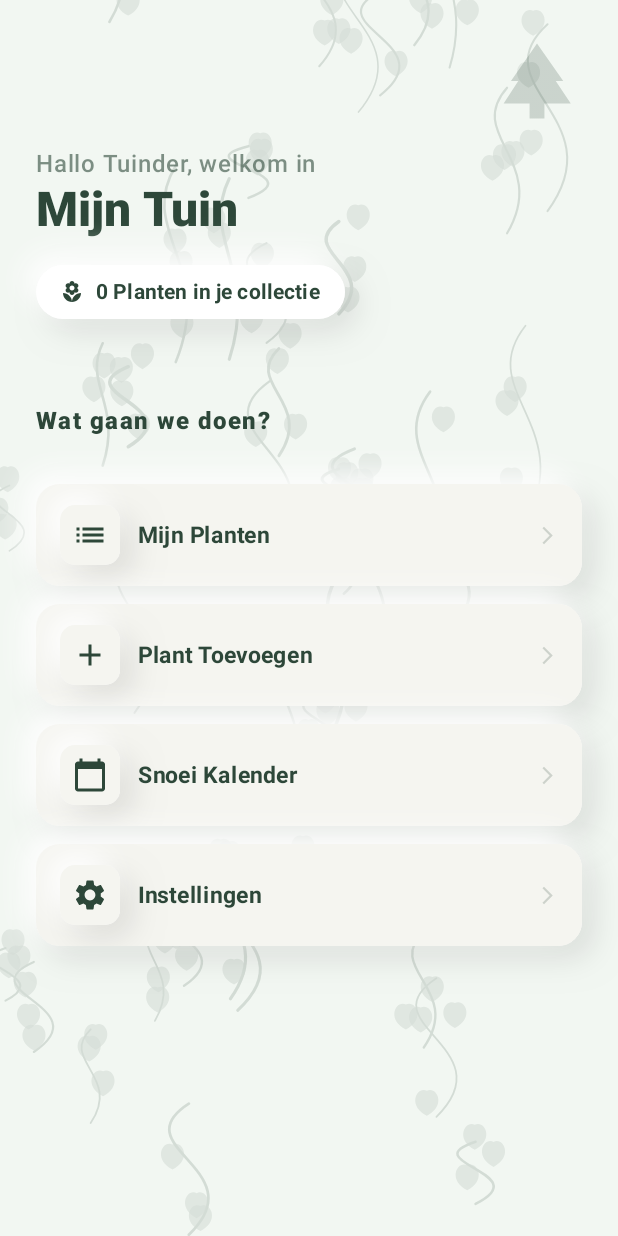
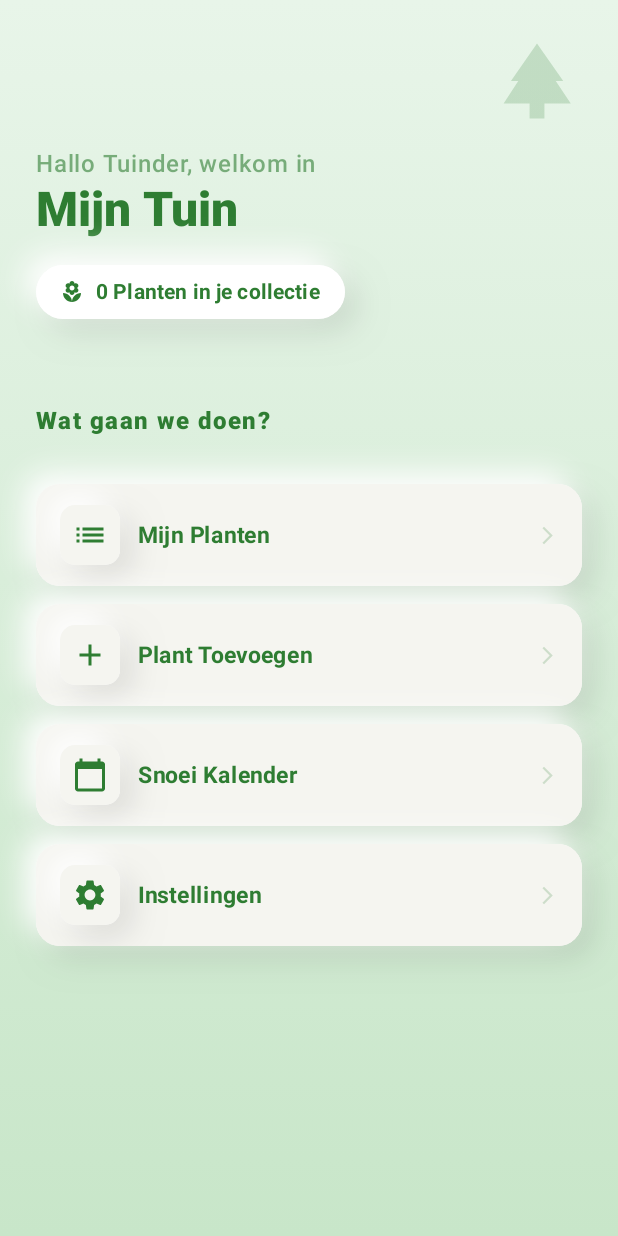
Before and after one commit to pergola73/TuinMaat, an Android app built with Jetpack Compose: the composable HoofdMenu shown on its own in the app's theme, on a phone screen of 412 x 824 dp. Run offline under Robolectric (Android 15) with nearby library versions, the light colour scheme and no system bars; our stand-ins replace Firebase (no records; nobody signed in at launch, a user with empty details on screens opened directly); 1 statement that could not run was skipped.

Commit message:
1.4.1 UI wijzigingen naar groen en gradient en hoofdmenu naam van gekoppelde tuin
Signed-off-by: pergola73! <roland.van.oel@gmail.com>

```diff
--- a/app/src/main/java/com/example/tuinmaat/ui/theme/Color.kt
+++ b/app/src/main/java/com/example/tuinmaat/ui/theme/Color.kt
@@ -3,13 +3,14 @@ package com.example.tuinmaat.ui.theme
 import androidx.compose.ui.graphics.Color
 
 // --- Basis Kleurenpalet ---
-val DonkerGroen = Color(0xFF2D4739)  // Het diepe, chique groen voor tekst en iconen
+//val DonkerGroen = Color(0xFF2D4739)  // Het diepe, chique groen voor tekst en iconen
 val GrasGroen = Color(0xFF7BA65D)    // Accentkleur voor acties
 val BladGroen = Color(0xFF81C784)    // Zachtere groentint voor variatie
 val ZachtBeige = Color(0xFFF5F5F0)   // De rustige achtergrondkleur
-
 val OrganischGroen = Color(0xFFF2F7F2) // Heel licht, bijna wit-groen
-
+val AchtergrondGroenLicht = Color(0xFFE8F5E9) // Heel zacht groen (bovenaan)
+val AchtergrondGroenMidden = Color(0xFFC8E6C9) // Iets dieper groen (onderaan)
+val DonkerGroen = Color(0xFF2E7D32) // Voor je teksten
 
 // --- Neumorphic Kleuren (Cruciaal voor het diepte-effect) ---
 // Deze kleuren moeten gebaseerd zijn op ZachtBeige om de knoppen te laten "versmelten"
--- a/app/src/main/java/com/example/tuinmaat/ui/theme/Theme.kt
+++ b/app/src/main/java/com/example/tuinmaat/ui/theme/Theme.kt
@@ -16,6 +16,7 @@ import androidx.compose.foundation.background
 import androidx.compose.foundation.layout.fillMaxSize
 import androidx.compose.ui.Modifier
 import androidx.compose.ui.draw.alpha
+import androidx.compose.ui.graphics.Brush
 import androidx.compose.ui.graphics.Path
 import androidx.compose.ui.graphics.StrokeCap
 import androidx.compose.ui.graphics.drawscope.DrawScope
@@ -49,25 +50,18 @@ private val LightColorScheme = lightColorScheme(
 )
 @Composable
 fun TuinAchtergrond(content: @Composable () -> Unit) {
-    val achtergrondKleur = Color(0xFFF2F7F2)
-    val plantLijnKleur = Color(0xFF2D4739)
-
     Box(
         modifier = Modifier
             .fillMaxSize()
-            .background(achtergrondKleur)
+            .background(
+                brush = Brush.verticalGradient(
+                    colors = listOf(
+                        AchtergrondGroenLicht,
+                        AchtergrondGroenMidden
+                    )
+                )
+            )
     ) {
-        // Alpha verhoogd naar 0.15f voor betere zichtbaarheid
-        Canvas(modifier = Modifier.fillMaxSize().alpha(0.15f)) {
-            val random = java.util.Random(42)
-            for (i in 0..40) {
-                val x = random.nextFloat() * size.width
-                val y = random.nextFloat() * size.height
-                drawPlantCluster(x, y, random, plantLijnKleur)
-            }
-        }
-
-        // De content komt bovenop het canvas
         content()
     }
 }
```
Also changed, not shown: app/src/main/java/com/example/tuinmaat/MainActivity.kt (+52 -8 lines).
